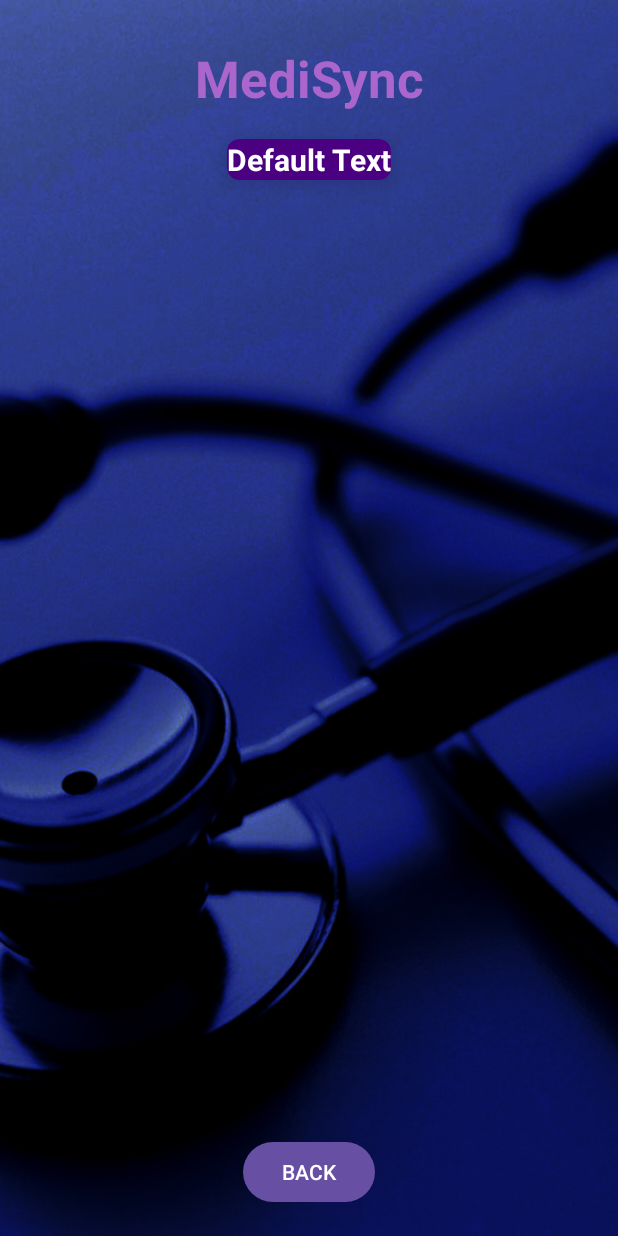
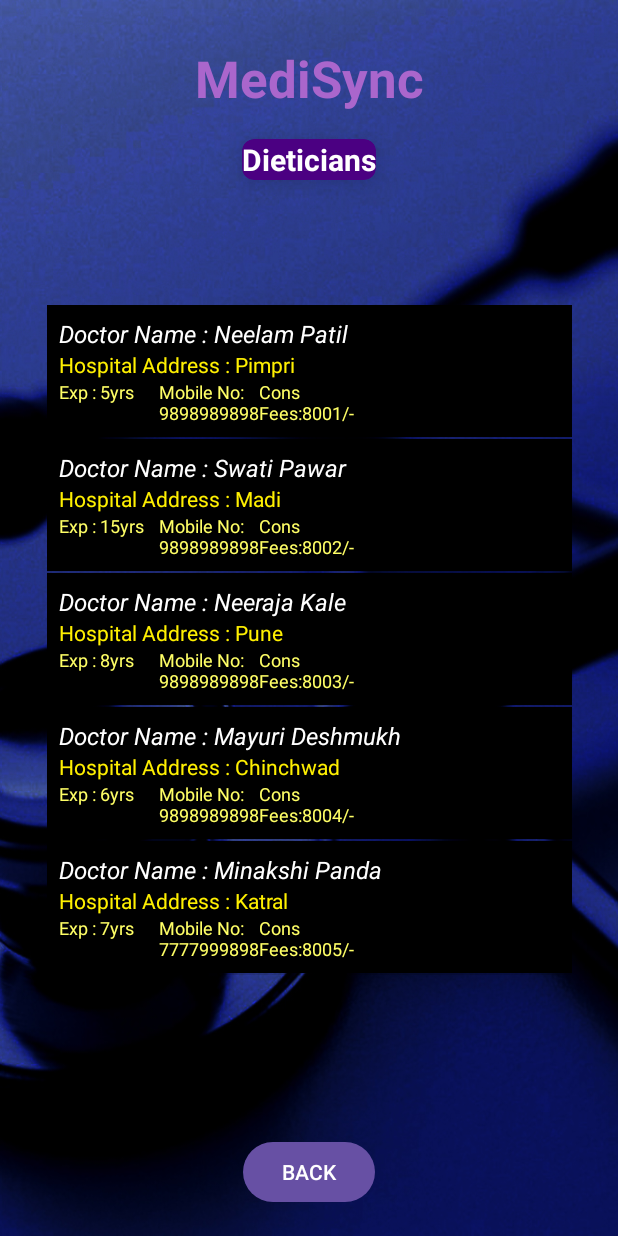
Before and after one commit to ayesha099-git/sdp300-project, an Android app: the DoctorActivity screen opened directly, with no data from a screen before it, after a tap on "Dietician", on a phone screen of 412 x 824 dp. Run offline under Robolectric (Android 15) with nearby library versions, the light colour scheme and no system bars; Roboto replaces fonts that are not available here.

Commit message:
Third commit

```diff
--- a/app/src/main/AndroidManifest.xml
+++ b/app/src/main/AndroidManifest.xml
@@ -13,7 +13,7 @@
         android:theme="@style/Theme.MediSyncHealthcareApplication"
         tools:targetApi="31">
         <activity
-            android:name=".DoctorDetailsActivity"
+            android:name=".InitialActivity"
             android:exported="true">
             <intent-filter>
                 <action android:name="android.intent.action.MAIN" />
@@ -22,7 +22,7 @@
             </intent-filter>
         </activity>
         <activity
-            android:name=".InitialActivity"
+            android:name=".DoctorDetailsActivity"
             android:exported="true">
             <intent-filter>
                 <action android:name="android.intent.action.MAIN" />
--- a/app/src/main/java/com/example/medisynchealthcareapplication/DoctorActivity.java
+++ b/app/src/main/java/com/example/medisynchealthcareapplication/DoctorActivity.java
@@ -34,7 +34,7 @@ public class DoctorActivity extends AppCompatActivity {
             @Override
             public void onClick(View view) {
                 Intent it = new Intent(DoctorActivity.this,DoctorDetailsActivity.class);
-                it.putExtra("title","Dietician");
+                it.putExtra("title","Dieticians");
                 startActivity(it);
             }
         });
--- a/app/src/main/java/com/example/medisynchealthcareapplication/DoctorDetailsActivity.java
+++ b/app/src/main/java/com/example/medisynchealthcareapplication/DoctorDetailsActivity.java
@@ -5,6 +5,7 @@ import android.content.Intent;
 import android.os.Bundle;
 import android.view.View;
 import android.widget.Button;
+import android.widget.ListView;
 import android.widget.SimpleAdapter;
 import android.widget.TextView;
 
@@ -73,16 +74,13 @@ SimpleAdapter sa;
         String title = it.getStringExtra("title");
         tv.setText(title);
 
-        if(title.compareTo("Family Physicians")==0)
+        if (title.compareTo("Family Physicians") == 0)
             doctor_details = doctor_details1;
-        else
-        if(title.compareTo("Dieticians")==0)
+        else if (title.compareTo("Dieticians") == 0)
             doctor_details = doctor_details2;
-        else
-        if(title.compareTo("Dentist")==0)
+        else if (title.compareTo("Dentist") == 0)
             doctor_details = doctor_details3;
-        else
-        if(title.compareTo("Surgeon ")==0)
+        else if (title.compareTo("Surgeon") == 0)
             doctor_details = doctor_details4;
         else
             doctor_details = doctor_details5;
@@ -90,21 +88,25 @@ SimpleAdapter sa;
         btn.setOnClickListener(new View.OnClickListener() {
             @Override
             public void onClick(View view) {
-                startActivity(new Intent(DoctorDetailsActivity.this,DoctorActivity.class));
+                startActivity(new Intent(DoctorDetailsActivity.this, DoctorActivity.class));
             }
         });
 
         list = new ArrayList();
-        for(int i=0; i<doctor_details.length; i++)
-        {
-            item = new HashMap<String,String>();
+        for (int i = 0; i < doctor_details.length; i++) {
+            item = new HashMap<String, String>();
             item.put("line1", doctor_details[i][0]);
             item.put("line2", doctor_details[i][1]);
             item.put("line3", doctor_details[i][2]);
             item.put("line4", doctor_details[i][3]);
-            item.put("line5", "Cons Fees:" +doctor_details[i][4]+"/-");
+            item.put("line5", "Cons Fees:" + doctor_details[i][4] + "/-");
             list.add(item);
         }
-        sa = new SimpleAdapter(this,)
+        sa = new SimpleAdapter(this, list, R.layout.multi_lines, new String[]{"line1", "line2", "line3", "line4", "line5"},
+                new int[]{R.id.line_a, R.id.line_b, R.id.line_c, R.id.line_d, R.id.line_e}
+        );
+        ListView lst = findViewById(R.id.listViewDD);
+        lst.setAdapter(sa);
     }
-}
+
+    }
--- a/app/src/main/res/layout/activity_doctor_details.xml
+++ b/app/src/main/res/layout/activity_doctor_details.xml
@@ -38,7 +38,7 @@
         app:layout_constraintVertical_bias="0.116">
 
         <TextView
-            android:id="@+id/TextView_title"
+            android:id="@+id/textViewDDTitle"
             android:layout_width="wrap_content"
             android:layout_height="wrap_content"
             android:text="Default Text"
@@ -49,7 +49,7 @@
 
     <ListView
         android:id="@+id/listViewDD"
-        android:layout_width="wrap_content"
+        android:layout_width="350dp"
         android:layout_height="500dp"
         android:layout_margin="10dp"
         android:layout_marginStart="16dp"
--- a/app/src/main/res/layout/multi_lines.xml
+++ b/app/src/main/res/layout/multi_lines.xml
@@ -23,6 +23,13 @@
         android:textColor="#FFF000"
         android:textSize="14sp" />
 
+    <LinearLayout
+        android:layout_width="fill_parent"
+        android:orientation="horizontal"
+        android:weightSum="1"
+        android:layout_height="wrap_content">
+
+
     <TextView
         android:id="@+id/line_c"
         android:layout_width="0dp"
@@ -32,4 +39,24 @@
         android:textColor="#ffff66"
         android:textSize="12sp" />
 
+        <TextView
+            android:id="@+id/line_d"
+            android:layout_width="0dp"
+            android:layout_weight="0.20"
+            android:layout_height="wrap_content"
+            android:text="TextView"
+            android:textColor="#ffff66"
+            android:textSize="12sp" />
+
+        <TextView
+            android:id="@+id/line_e"
+            android:layout_width="0dp"
+            android:layout_weight="0.20"
+            android:layout_height="wrap_content"
+            android:text="TextView"
+            android:textColor="#ffff66"
+            android:textSize="12sp" />
+
+
+    </LinearLayout>
 </LinearLayout>
```
